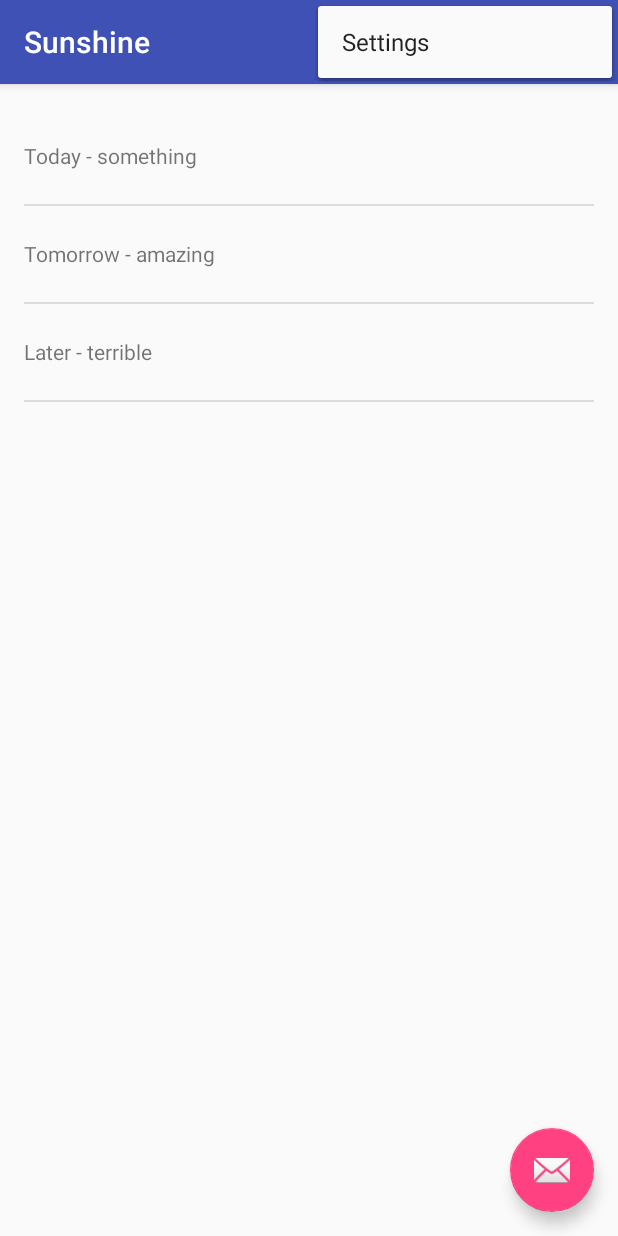
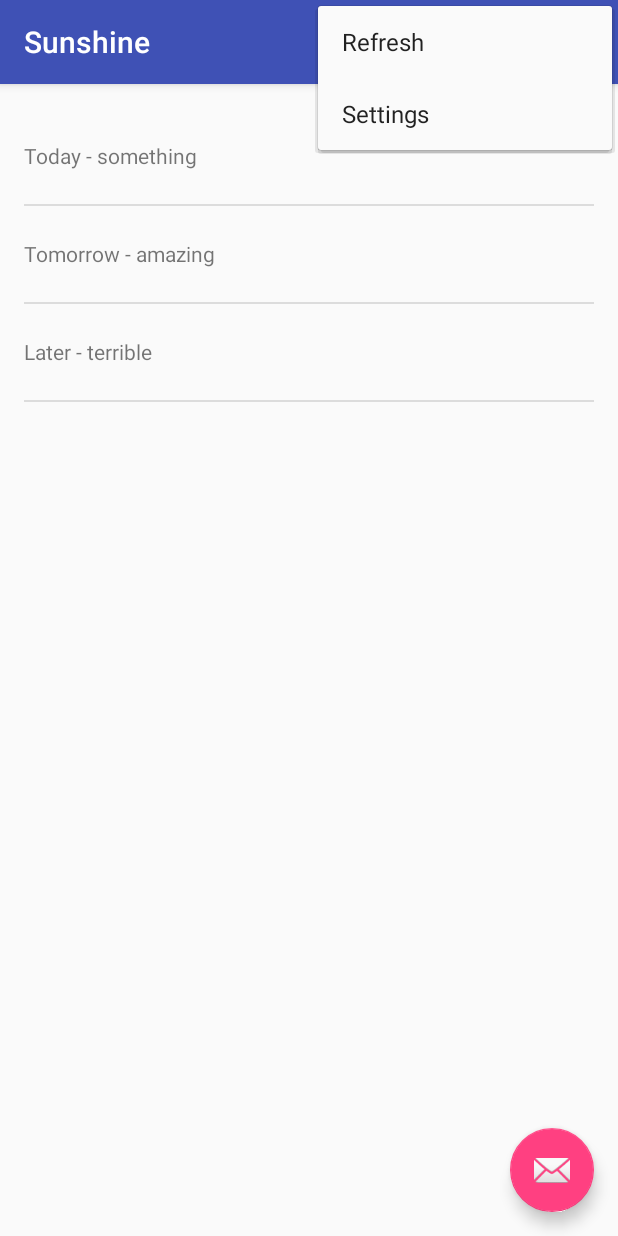
Before and after one commit to Buntworthy/Sunshine, an Android app: the screen it shows after launch (MainActivity), with the options menu open, on a phone screen of 412 x 824 dp. Run offline under Robolectric (Android 15) with nearby library versions, the phone set to English and light mode, and no system bars.

Commit message:
Added refresh button (no behaviour yet)

```diff
--- a/app/src/main/java/com/cutsquash/sunshine/app/ForecastFragment.java
+++ b/app/src/main/java/com/cutsquash/sunshine/app/ForecastFragment.java
@@ -5,6 +5,9 @@ import android.support.v4.app.Fragment;
 import android.os.Bundle;
 import android.util.Log;
 import android.view.LayoutInflater;
+import android.view.Menu;
+import android.view.MenuInflater;
+import android.view.MenuItem;
 import android.view.View;
 import android.view.ViewGroup;
 import android.widget.ArrayAdapter;
@@ -31,8 +34,32 @@ public class ForecastFragment extends Fragment {
     }
 
     @Override
+    public void onCreate(Bundle savedInstance) {
+        super.onCreate(savedInstance);
+        // Set up the options menu
+        setHasOptionsMenu(true);
+    }
+
+    @Override
+    public void onCreateOptionsMenu(Menu menu, MenuInflater inflater) {
+        inflater.inflate(R.menu.forecastfragment, menu);
+
+    }
+
+    @Override
+    public boolean onOptionsItemSelected(MenuItem item) {
+        int id = item.getItemId();
+        if (id == R.id.action_refresh) {
+            return true;
+        }
+        return super.onOptionsItemSelected(item);
+    }
+
+    @Override
     public View onCreateView(LayoutInflater inflater, ViewGroup container,
                              Bundle savedInstanceState) {
+
+
         View rootView = inflater.inflate(R.layout.fragment_main, container, false);
 
         String[] forecastArray = {
@@ -54,6 +81,7 @@ public class ForecastFragment extends Fragment {
 
         return rootView;
     }
+
 
     public class FetchWeatherTask extends AsyncTask<Void, Void, Void> {
 
--- /dev/null
+++ b/app/src/main/res/menu/forecastfragment.xml
@@ -0,0 +1,8 @@
+<?xml version="1.0" encoding="utf-8"?>
+<menu xmlns:android="http://schemas.android.com/apk/res/android"
+    xmlns:app="http://schemas.android.com/apk/res-auto" >
+    <item android:id="@+id/action_refresh"
+        android:title="@string/action_refresh"
+        app:showAsAction="never"/>
+
+</menu>
--- a/app/src/main/res/values/strings.xml
+++ b/app/src/main/res/values/strings.xml
@@ -1,4 +1,5 @@
 <resources>
     <string name="app_name">Sunshine</string>
     <string name="action_settings">Settings</string>
+    <string name="action_refresh">Refresh</string>
 </resources>
```
